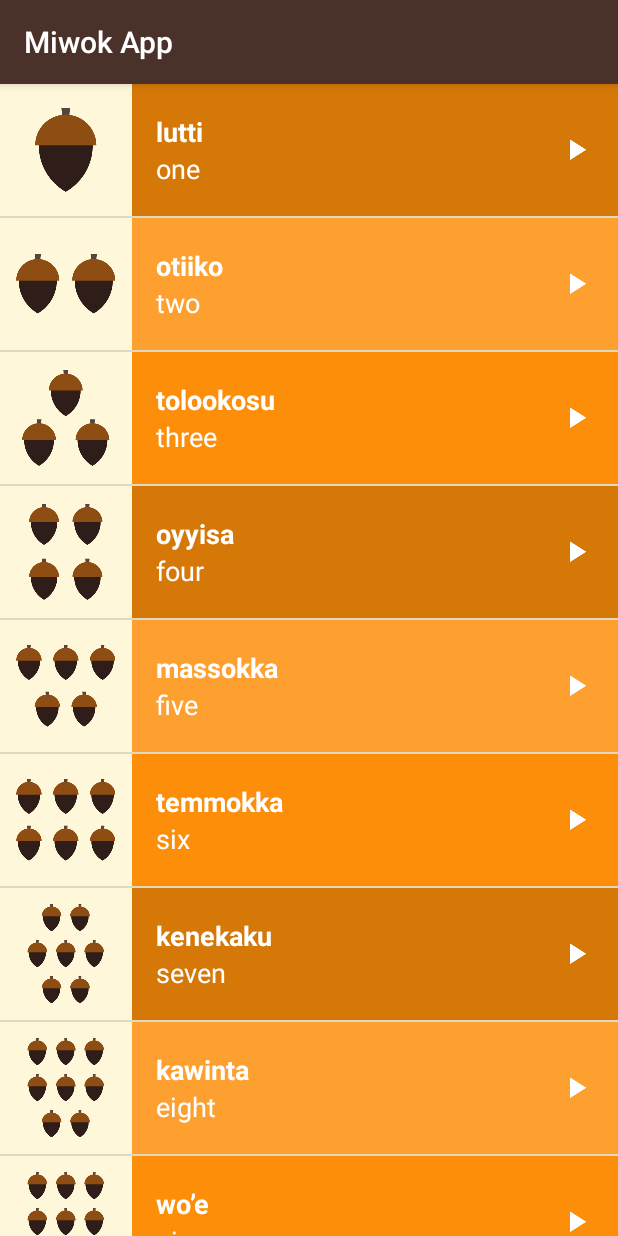
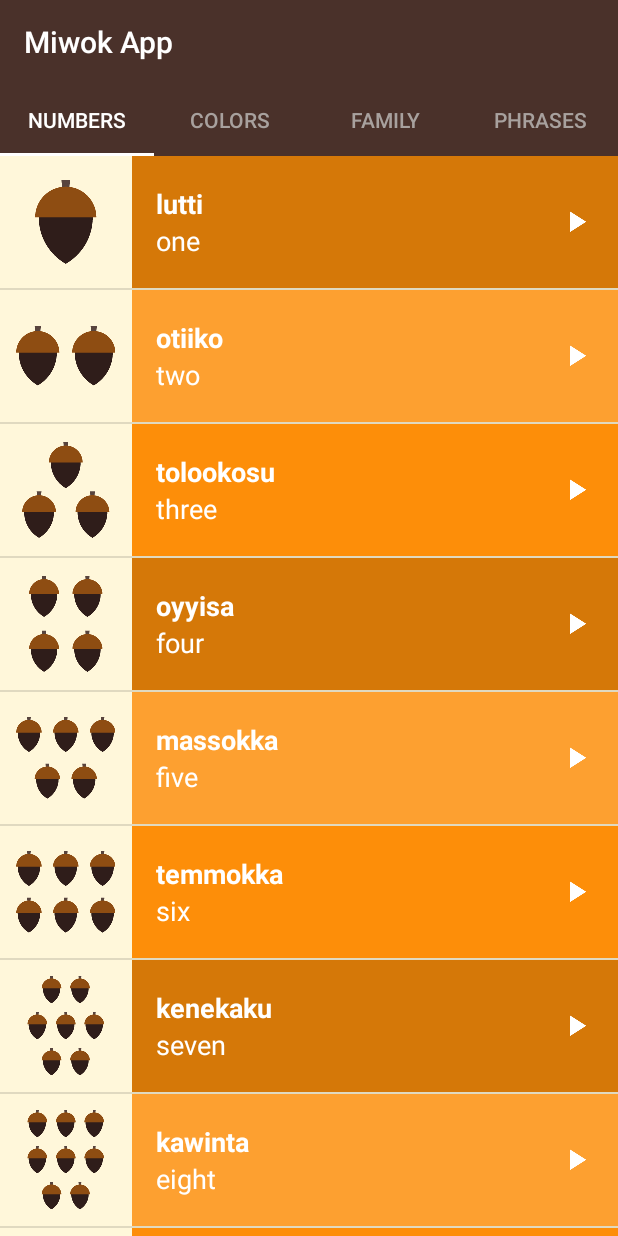
Before and after one commit to omega9999/Miwok, an Android app: the screen it shows after launch (MainActivity), on a phone screen of 412 x 824 dp. Run offline under Robolectric (Android 15) with nearby library versions, the phone set to English and light mode, and no system bars.

Commit message:
add tabs

```diff
--- a/app/src/main/java/com/example/android/miwok/ColorsFragment.java
+++ b/app/src/main/java/com/example/android/miwok/ColorsFragment.java
@@ -22,4 +22,9 @@ public class ColorsFragment extends GenericFragment {
     protected int getBackgroundColorId() {
         return R.color.category_colors;
     }
+
+    @Override
+    public int getTitleTabId() {
+        return R.string.category_colors;
+    }
 }
--- a/app/src/main/java/com/example/android/miwok/FamilyFragment.java
+++ b/app/src/main/java/com/example/android/miwok/FamilyFragment.java
@@ -25,5 +25,9 @@ public class FamilyFragment extends GenericFragment {
         return R.color.category_family;
     }
 
+    @Override
+    public int getTitleTabId() {
+        return R.string.category_family;
+    }
 
 }
--- a/app/src/main/java/com/example/android/miwok/GenericFragment.java
+++ b/app/src/main/java/com/example/android/miwok/GenericFragment.java
@@ -46,6 +46,8 @@ public abstract class GenericFragment extends Fragment {
     protected abstract ArrayList<Word> getWords();
 
     protected abstract int getBackgroundColorId();
+
+    public abstract int getTitleTabId();
 
     @Override
     public void onCreate(Bundle savedInstanceState) {
--- a/app/src/main/java/com/example/android/miwok/MainActivity.java
+++ b/app/src/main/java/com/example/android/miwok/MainActivity.java
@@ -1,5 +1,6 @@
 package com.example.android.miwok;
 
+import android.content.Context;
 import android.os.Bundle;
 
 import androidx.annotation.NonNull;
@@ -8,6 +9,8 @@ import androidx.fragment.app.Fragment;
 import androidx.fragment.app.FragmentManager;
 import androidx.fragment.app.FragmentPagerAdapter;
 import androidx.viewpager.widget.ViewPager;
+
+import com.google.android.material.tabs.TabLayout;
 
 import java.util.ArrayList;
 
@@ -19,35 +22,47 @@ import java.util.ArrayList;
 // TODO see Android Development Patterns https://www.youtube.com/playlist?list=PLWz5rJ2EKKc-lJo_RGGXL2Psr8vVCTWjM
 // TODO see fragment guide http://developer.android.com/guide/components/fragments.html
 // TODO see fragment jetpack (build a dynamic UI with Fragments) https://developer.android.com/guide/components/fragments
+// TODO see guide for tabs https://guides.codepath.com/android/google-play-style-tabs-using-tablayout#sliding-tabs-layout
 
 public class MainActivity extends AppCompatActivity {
 
-    private static final String TAG = MainActivity.class.getSimpleName();
 
     @Override
     protected void onCreate(Bundle savedInstanceState) {
         super.onCreate(savedInstanceState);
         setContentView(R.layout.activity_main);
 
-        ViewPager viewPager = findViewById(R.id.viewpager);
+        final ViewPager viewPager = findViewById(R.id.viewpager);
         // Create an adapter that knows which fragment should be shown on each page
-        SimpleFragmentPagerAdapter adapter = new SimpleFragmentPagerAdapter(getSupportFragmentManager(),FragmentPagerAdapter.BEHAVIOR_SET_USER_VISIBLE_HINT);
+        final CategoryAdapter adapter = new CategoryAdapter(this, getSupportFragmentManager(), FragmentPagerAdapter.BEHAVIOR_RESUME_ONLY_CURRENT_FRAGMENT);
         // Set the adapter onto the view pager
         viewPager.setAdapter(adapter);
+
+        // Give the TabLayout the ViewPager
+        final TabLayout tabLayout = findViewById(R.id.sliding_tabs);
+        tabLayout.setupWithViewPager(viewPager);
+
     }
 
 
-
-
-    private class SimpleFragmentPagerAdapter extends FragmentPagerAdapter{
-        SimpleFragmentPagerAdapter(@NonNull FragmentManager fm, int behavior) {
+    private class CategoryAdapter extends FragmentPagerAdapter {
+        CategoryAdapter(@NonNull final Context context, @NonNull FragmentManager fm, int behavior) {
             super(fm, behavior);
+            this.mContext = context;
             this.mFragments = new ArrayList<>();
             this.mFragments.add(new NumbersFragment());
             this.mFragments.add(new ColorsFragment());
             this.mFragments.add(new FamilyFragment());
             this.mFragments.add(new PhrasesFragment());
         }
+
+
+        @Override
+        public CharSequence getPageTitle(int position) {
+            GenericFragment fragment = this.mFragments.get(position);
+            return this.mContext.getString(fragment.getTitleTabId()).toUpperCase();
+        }
+
 
         @NonNull
         @Override
@@ -60,6 +75,9 @@ public class MainActivity extends AppCompatActivity {
             return this.mFragments.size();
         }
 
-        private final ArrayList<Fragment> mFragments;
+        private Context mContext;
+        private final ArrayList<GenericFragment> mFragments;
     }
+
+    private static final String TAG = MainActivity.class.getSimpleName();
 }
--- a/app/src/main/java/com/example/android/miwok/NumbersFragment.java
+++ b/app/src/main/java/com/example/android/miwok/NumbersFragment.java
@@ -25,4 +25,9 @@ public class NumbersFragment extends GenericFragment {
         return R.color.category_numbers;
     }
 
+    @Override
+    public int getTitleTabId() {
+        return R.string.category_numbers;
+    }
+
 }
--- a/app/src/main/java/com/example/android/miwok/PhrasesFragment.java
+++ b/app/src/main/java/com/example/android/miwok/PhrasesFragment.java
@@ -25,4 +25,9 @@ public class PhrasesFragment extends GenericFragment {
         return R.color.category_phrases;
     }
 
+    @Override
+    public int getTitleTabId() {
+        return R.string.category_phrases;
+    }
+
 }
--- a/app/src/main/res/layout/activity_main.xml
+++ b/app/src/main/res/layout/activity_main.xml
@@ -1,6 +1,5 @@
 <?xml version="1.0" encoding="utf-8"?>
-<LinearLayout
-    xmlns:android="http://schemas.android.com/apk/res/android"
+<LinearLayout xmlns:android="http://schemas.android.com/apk/res/android"
     xmlns:tools="http://schemas.android.com/tools"
     android:layout_width="match_parent"
     android:layout_height="match_parent"
@@ -8,6 +7,12 @@
     android:orientation="vertical"
     tools:context="com.example.android.miwok.MainActivity">
 
+    <com.google.android.material.tabs.TabLayout
+        android:id="@+id/sliding_tabs"
+        style="@style/CategoryTab"
+        android:layout_width="match_parent"
+        android:layout_height="wrap_content" />
+
     <androidx.viewpager.widget.ViewPager
         android:id="@+id/viewpager"
         android:layout_width="match_parent"
--- a/app/src/main/res/values/colors.xml
+++ b/app/src/main/res/values/colors.xml
@@ -31,5 +31,7 @@
     <!-- Background color for the phrases category -->
     <color name="category_phrases">#16AFCA</color>
 
+    <color name="tab_text">#A8A19E</color>
+
     <color name="text">#FFFFFF</color>
 </resources>
--- a/app/src/main/res/values/strings.xml
+++ b/app/src/main/res/values/strings.xml
@@ -23,6 +23,6 @@
     <string name="category_numbers">Numbers</string>
 
     <!-- Category name for the vocabulary words for family members [CHAR LIMIT=20] -->
-    <string name="category_family">Family Members</string>
+    <string name="category_family">Family</string>
     <string name="play">Play</string>
 </resources>
--- a/app/src/main/res/values/styles.xml
+++ b/app/src/main/res/values/styles.xml
@@ -15,7 +15,15 @@
     <style name="AppTheme" parent="Theme.AppCompat.Light.DarkActionBar">
         <item name="colorPrimary">@color/primary_color</item>
         <item name="colorPrimaryDark">@color/primary_dark_color</item>
+        <item name="actionBarStyle">@style/MiwokAppBarStyle</item>
+        <item name="android:windowContentOverlay">@null</item>
     </style>
+
+
+    <style name="MiwokAppBarStyle" parent="@style/Widget.AppCompat.Light.ActionBar.Solid.Inverse">
+        <item name="elevation">0dp</item>
+    </style>
+
 
     <!-- TODO https://developer.android.com/preview/features/darktheme -->
     <style name="AppTheme2" parent="Theme.AppCompat.DayNight">
@@ -25,6 +33,20 @@
     <!-- TODO https://material.io/develop/android/theming/dark/ -->
     <style name="AppTheme3" parent="Theme.MaterialComponents.DayNight">
 
+    </style>
+
+    <style name="CategoryTab" parent="Widget.Design.TabLayout">
+        <item name="tabIndicatorColor">@color/text</item>
+        <item name="tabSelectedTextColor">@color/text</item>
+        <item name="tabTextAppearance">@style/CategoryTabTextAppearance</item>
+        <item name="tabBackground">@color/primary_color</item>
+        <item name="tabGravity">fill</item>
+        <item name="tabMaxWidth">0dp</item>
+        <item name="android:background">@color/primary_color</item>
+    </style>
+
+    <style name="CategoryTabTextAppearance" parent="TextAppearance.Design.Tab">
+        <item name="android:textColor">@color/tab_text</item>
     </style>
 
     <!-- Style for a category of vocabulary words -->
```
